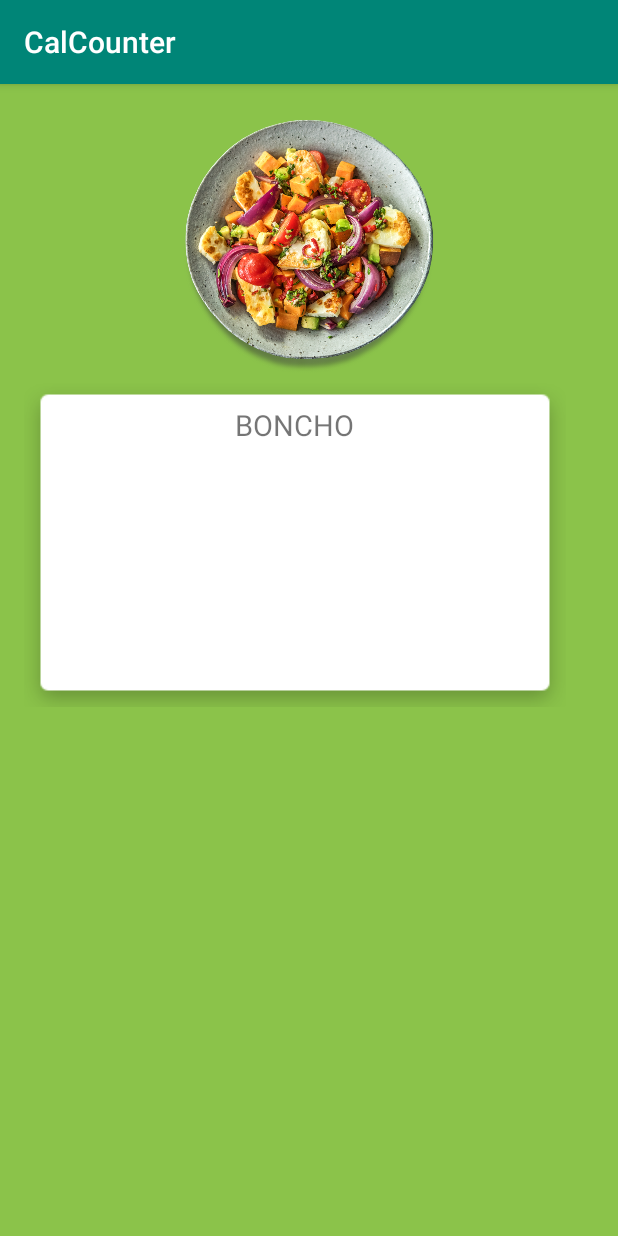
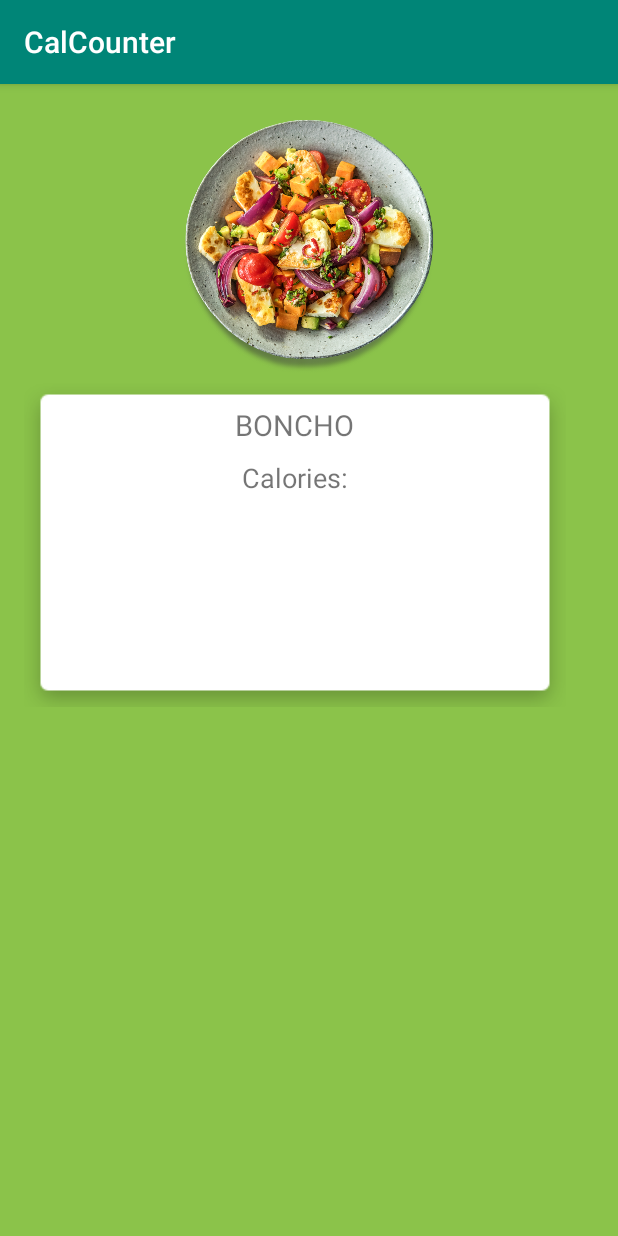
Before and after one commit to IonutPutinica/CalorieCounterAndroid, an Android app: the MealItemDetailsActivity screen opened directly, with no data from a screen before it, on a phone screen of 412 x 824 dp. Run offline under Robolectric (Android 15) with nearby library versions, the phone set to English and light mode, and no system bars.

Commit message:
Added Calories Title text view

```diff
--- a/app/src/main/res/layout/activity_meal_item_details.xml
+++ b/app/src/main/res/layout/activity_meal_item_details.xml
@@ -35,6 +35,15 @@
             android:layout_width="wrap_content"
             android:layout_height="wrap_content" />
 
+        <TextView
+            android:id="@+id/detsCaloriesTitle"
+            android:text="Calories:"
+            android:textSize="18sp"
+            android:layout_gravity="center_horizontal"
+            android:layout_marginTop="10dp"
+            android:layout_width="wrap_content"
+            android:layout_height="wrap_content" />
+
     </LinearLayout>
 
 </RelativeLayout>
```
